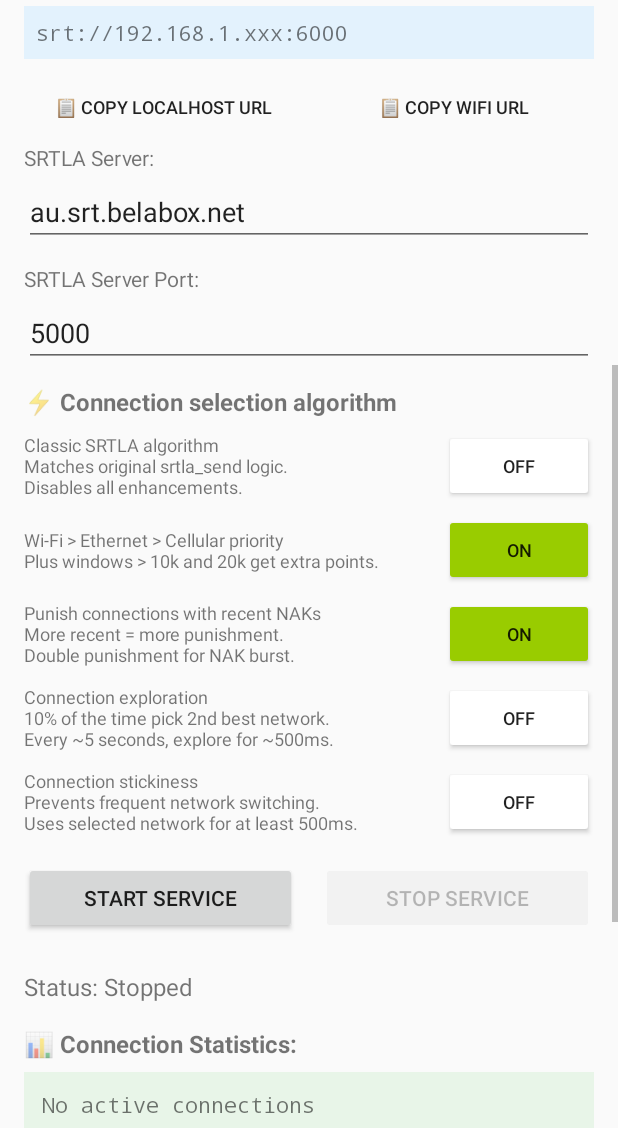
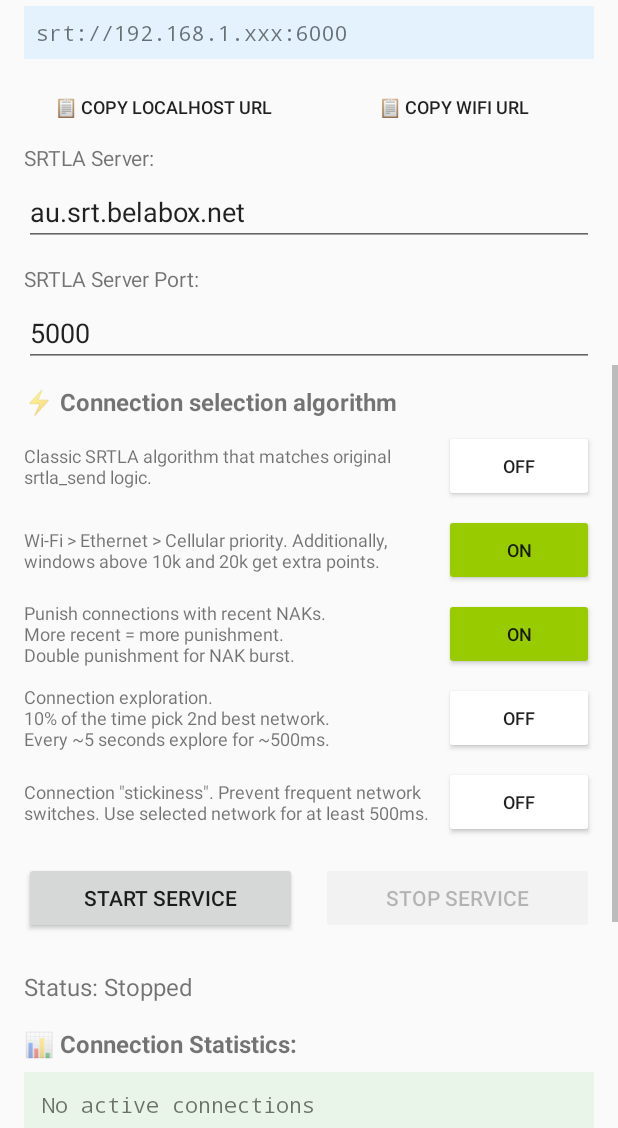
Before and after one commit to dimadesu/bond-bunny, an Android app: the screen it shows after launch (MainActivity), scrolled down 537 dp, on a phone screen of 412 x 824 dp, the part 108-1236 px from its top. Run offline under Robolectric (Android 15) with nearby library versions, the phone set to English and light mode, and no system bars.

Commit message:
Update texts for toggles in UI

```diff
--- a/src/main/res/layout/activity_main.xml
+++ b/src/main/res/layout/activity_main.xml
@@ -203,7 +203,7 @@
         android:layout_width="0dp"
         android:layout_height="wrap_content"
         android:layout_weight="1"
-        android:text="Classic SRTLA algorithm\nMatches original srtla_send logic.\nDisables all enhancements."
+        android:text="Classic SRTLA algorithm that matches original srtla_send logic."
         android:textSize="12sp" />
 
       <Button
@@ -229,7 +229,7 @@
         android:layout_width="0dp"
         android:layout_height="wrap_content"
         android:layout_weight="1"
-        android:text="Wi-Fi > Ethernet > Cellular priority\nPlus windows > 10k and 20k get extra points."
+        android:text="Wi-Fi > Ethernet > Cellular priority. Additionally, windows above 10k and 20k get extra points."
         android:textSize="12sp" />
 
       <Button
@@ -255,7 +255,7 @@
         android:layout_width="0dp"
         android:layout_height="wrap_content"
         android:layout_weight="1"
-        android:text="Punish connections with recent NAKs\nMore recent = more punishment.\nDouble punishment for NAK burst."
+        android:text="Punish connections with recent NAKs.\nMore recent = more punishment.\nDouble punishment for NAK burst."
         android:textSize="12sp" />
 
       <Button
@@ -281,7 +281,7 @@
         android:layout_width="0dp"
         android:layout_height="wrap_content"
         android:layout_weight="1"
-        android:text="Connection exploration\n10% of the time pick 2nd best network.\nEvery ~5 seconds, explore for ~500ms."
+        android:text="Connection exploration.\n10% of the time pick 2nd best network.\nEvery ~5 seconds explore for ~500ms."
         android:textSize="12sp" />
 
       <Button
@@ -307,7 +307,7 @@
         android:layout_width="0dp"
         android:layout_height="wrap_content"
         android:layout_weight="1"
-        android:text="Connection stickiness\nPrevents frequent network switching.\nUses selected network for at least 500ms."
+        android:text='Connection "stickiness". Prevent frequent network switches. Use selected network for at least 500ms.'
         android:textSize="12sp" />
 
       <Button
```
